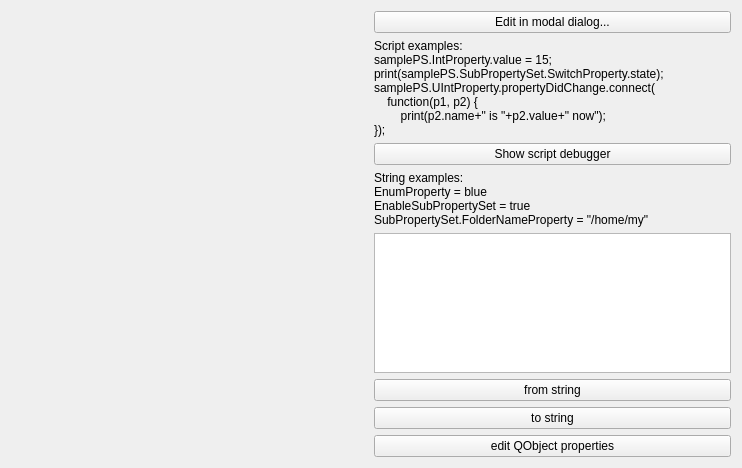
qtinuum/QtnProperty, file Demo/MainWindow.ui: the form before one commit.
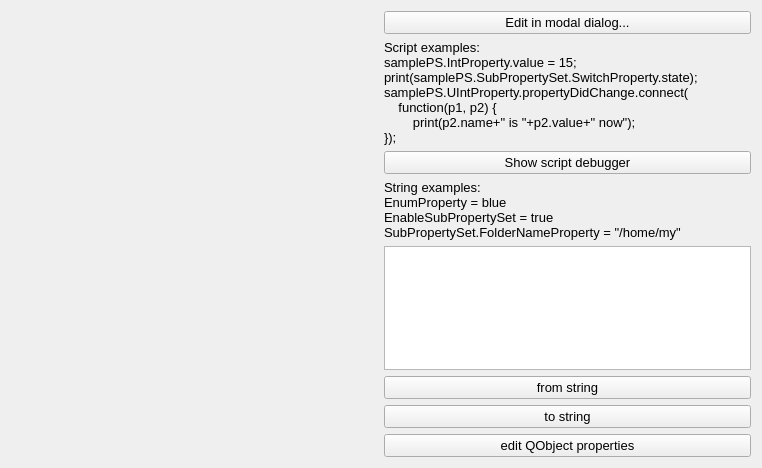
The form after the commit. Custom widgets are drawn as their Qt base class.

What changed in the file:
```diff
--- a/Demo/MainWindow.ui
+++ b/Demo/MainWindow.ui
@@ -9,10 +9,15 @@
    <rect>
     <x>0</x>
     <y>0</y>
-    <width>742</width>
+    <width>762</width>
     <height>468</height>
    </rect>
   </property>
+  <property name="font">
+   <font>
+    <pointsize>10</pointsize>
+   </font>
+  </property>
   <property name="windowTitle">
    <string>PropertyWidget Demo</string>
   </property>
```
